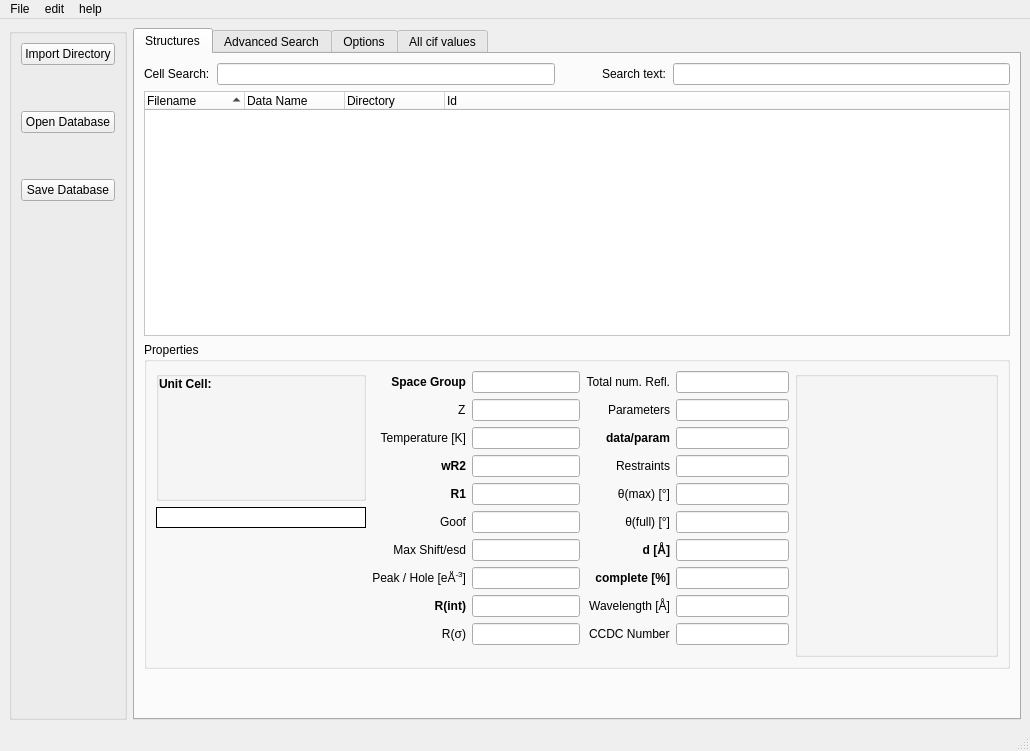
Old version of the form stdb_main.ui in the repository dkratzert/StructureFinder.
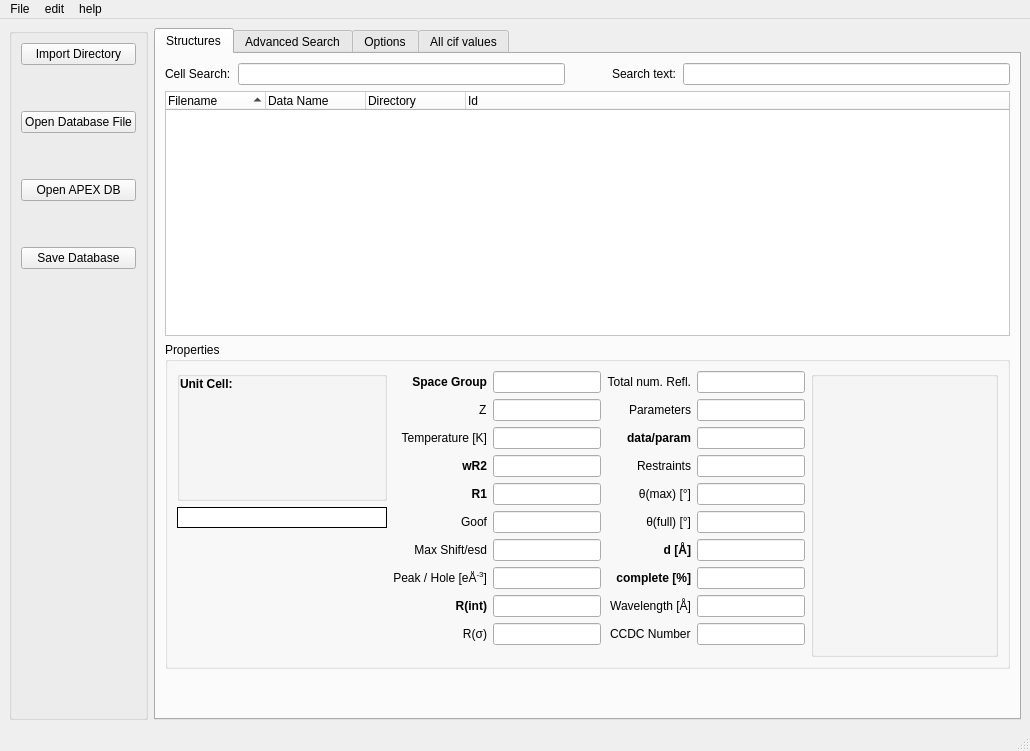
New version of the form.

Commit message: more apexdb into gui

What changed in the file:
```diff
--- a/stdb_main.ui
+++ b/stdb_main.ui
@@ -37,7 +37,7 @@
           </sizepolicy>
          </property>
          <property name="text">
-          <string>Open Database</string>
+          <string>Open Database File</string>
          </property>
         </widget>
        </item>
@@ -70,7 +70,7 @@
          </property>
         </spacer>
        </item>
-       <item row="7" column="0">
+       <item row="9" column="0">
         <spacer name="verticalSpacer">
          <property name="orientation">
           <enum>Qt::Vertical</enum>
@@ -99,7 +99,23 @@
          </property>
         </spacer>
        </item>
-       <item row="6" column="0">
+       <item row="7" column="0">
+        <spacer name="verticalSpacer_4">
+         <property name="orientation">
+          <enum>Qt::Vertical</enum>
+         </property>
+         <property name="sizeType">
+          <enum>QSizePolicy::Preferred</enum>
+         </property>
+         <property name="sizeHint" stdset="0">
+          <size>
+           <width>20</width>
+           <height>40</height>
+          </size>
+         </property>
+        </spacer>
+       </item>
+       <item row="8" column="0">
         <widget class="QPushButton" name="saveDatabaseButton">
          <property name="sizePolicy">
           <sizepolicy hsizetype="MinimumExpanding" vsizetype="Fixed">
@@ -112,6 +128,19 @@
          </property>
         </widget>
        </item>
+       <item row="6" column="0">
+        <widget class="QPushButton" name="openApexDBButton">
+         <property name="sizePolicy">
+          <sizepolicy hsizetype="MinimumExpanding" vsizetype="Fixed">
+           <horstretch>0</horstretch>
+           <verstretch>0</verstretch>
+          </sizepolicy>
+         </property>
+         <property name="text">
+          <string>Open APEX DB</string>
+         </property>
+        </widget>
+       </item>
       </layout>
      </widget>
     </item>
```
Left out of the diff: 2 changed lines with no effect on the pictures. The commit also changes 3 other files.
